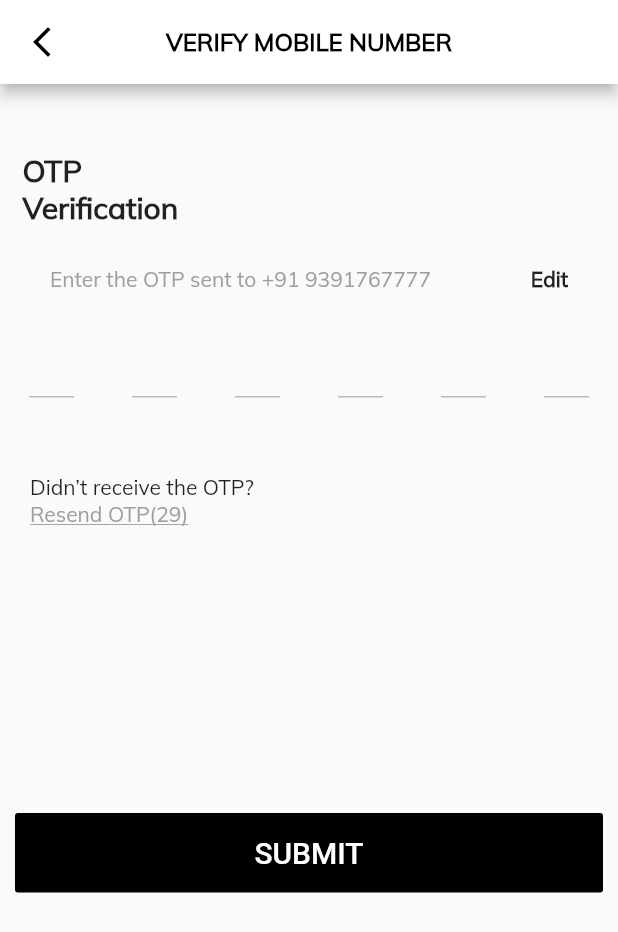
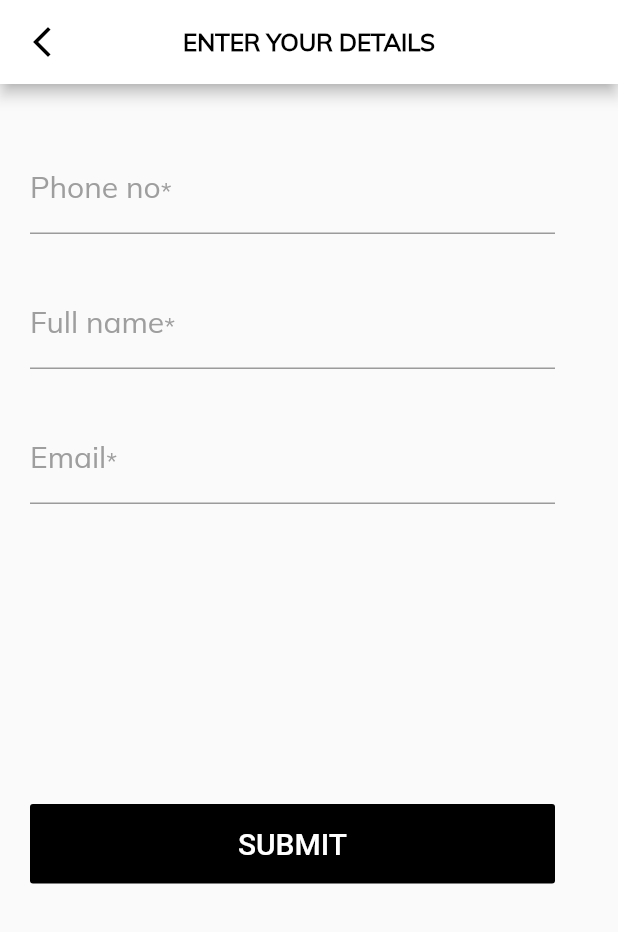
Before and after one commit to Hyginos-Technologies/servicegy, a Flutter app: the OTP screen opened by its route, after a tap on "SUBMIT", on a phone screen of 412 x 824 dp. Shown: the top 932 px of the screen. Run offline on Flutter 3.47's test engine with Material 2 defaults, Android fonts, the light colour scheme and no system bars; drawn by our look-alikes of otp_text_field.

Commit message:
input details

```diff
--- a/lib/main.dart
+++ b/lib/main.dart
@@ -2,11 +2,15 @@ import 'package:flutter/material.dart';
 import 'package:servicegy/pages/auth/login.dart';
 import 'package:servicegy/pages/auth/otp.dart';
 import 'package:servicegy/pages/other/offline.dart';
+import 'package:servicegy/pages/auth/input-details.dart';
+import 'package:servicegy/pages/home/home.dart';
 
 void main() {
   runApp(MaterialApp(initialRoute: '/login', routes: {
     '/login': (context) => Login(),
     '/otp': (context) => OTP(),
     '/offline': (context) => offline(),
+    '/input-details': (context) => InputDeatils(),
+    '/dashboard': (context) => Home(),
   }));
 }
--- /dev/null
+++ b/lib/pages/auth/input-details.dart
@@ -0,0 +1,144 @@
+import 'package:flutter/material.dart';
+
+class InputDeatils extends StatefulWidget {
+  const InputDeatils({Key? key}) : super(key: key);
+
+  @override
+  State<InputDeatils> createState() => _InputDeatilsState();
+}
+
+class _InputDeatilsState extends State<InputDeatils> {
+  @override
+  Widget build(BuildContext context) {
+    return Scaffold(
+      appBar: AppBar(
+        leading: Builder(
+          builder: (BuildContext context) {
+            return IconButton(
+                icon: const Icon(Icons.arrow_back_ios_new_sharp),
+                onPressed: () {
+                  Navigator.pop(context);
+                });
+          },
+        ),
+        backgroundColor: Colors.white,
+        foregroundColor: Colors.black,
+        centerTitle: true,
+        title: Text('ENTER YOUR DETAILS',
+            style: TextStyle(
+                fontWeight: FontWeight.w600,
+                fontSize: 16.0,
+                fontFamily: 'MulishRegular')),
+      ),
+      body: Container(
+        margin: EdgeInsets.all(20.0),
+        width: 350.0,
+        child: Column(
+          children: [
+            SizedBox(height: 20.0),
+            TextField(
+              style: TextStyle(fontFamily: 'MulishRegular'),
+              decoration: InputDecoration(
+                label: Text.rich(
+                  TextSpan(
+                    children: <InlineSpan>[
+                      WidgetSpan(
+                        child: Text(
+                          'Phone no',
+                          style: TextStyle(
+                              color: Colors.grey[500],
+                              fontSize: 20.0,
+                              fontFamily: 'MulishRegular'),
+                        ),
+                      ),
+                      WidgetSpan(
+                        child: Text(
+                          '*',
+                          style: TextStyle(color: Colors.grey[500]),
+                        ),
+                      ),
+                    ],
+                  ),
+                ),
+              ),
+            ),
+            SizedBox(height: 30.0),
+            TextField(
+              style: TextStyle(fontFamily: 'MulishRegular'),
+              decoration: InputDecoration(
+                label: Text.rich(
+                  TextSpan(
+                    children: <InlineSpan>[
+                      WidgetSpan(
+                        child: Text(
+                          'Full name',
+                          style: TextStyle(
+                              color: Colors.grey[500],
+                              fontSize: 20.0,
+                              fontFamily: 'MulishRegular'),
+                        ),
+                      ),
+                      WidgetSpan(
+                        child: Text(
+                          '*',
+                          style: TextStyle(color: Colors.grey[500]),
+                        ),
+                      ),
+                    ],
+                  ),
+                ),
+              ),
+            ),
+            SizedBox(height: 30.0),
+            TextField(
+              style: TextStyle(fontFamily: 'MulishRegular'),
+              decoration: InputDecoration(
+                label: Text.rich(
+                  TextSpan(
+                    children: <InlineSpan>[
+                      WidgetSpan(
+                        child: Text(
+                          'Email',
+                          style: TextStyle(
+                              color: Colors.grey[500],
+                              fontSize: 20.0,
+                              fontFamily: 'MulishRegular'),
+                        ),
+                      ),
+                      WidgetSpan(
+                        child: Text(
+                          '*',
+                          style: TextStyle(color: Colors.grey[500]),
+                        ),
+                      ),
+                    ],
+                  ),
+                ),
+              ),
+            ),
+            SizedBox(height: 200.0),
+            Container(
+              width: MediaQuery.of(context).size.width,
+              child: FlatButton(
+                child: Padding(
+                  padding: const EdgeInsets.all(15.0),
+                  child: Text(
+                    'SUBMIT',
+                    style: TextStyle(
+                      fontSize: 20.0,
+                    ),
+                  ),
+                ),
+                color: Colors.black,
+                textColor: Colors.white,
+                onPressed: () {
+                  Navigator.pushNamed(context, '/dashboard');
+                },
+              ),
+            ),
+          ],
+        ),
+      ),
+    );
+  }
+}
--- a/lib/pages/auth/otp.dart
+++ b/lib/pages/auth/otp.dart
@@ -125,7 +125,7 @@ class _OTPState extends State<OTP> {
               color: Colors.black,
               textColor: Colors.white,
               onPressed: () {
-                Navigator.pushNamed(context, '/otp');
+                Navigator.pushNamed(context, '/input-details');
               },
             ),
           ),
```
Also changed, not shown: lib/pages/home/home.dart (added, +65 -0 lines).
